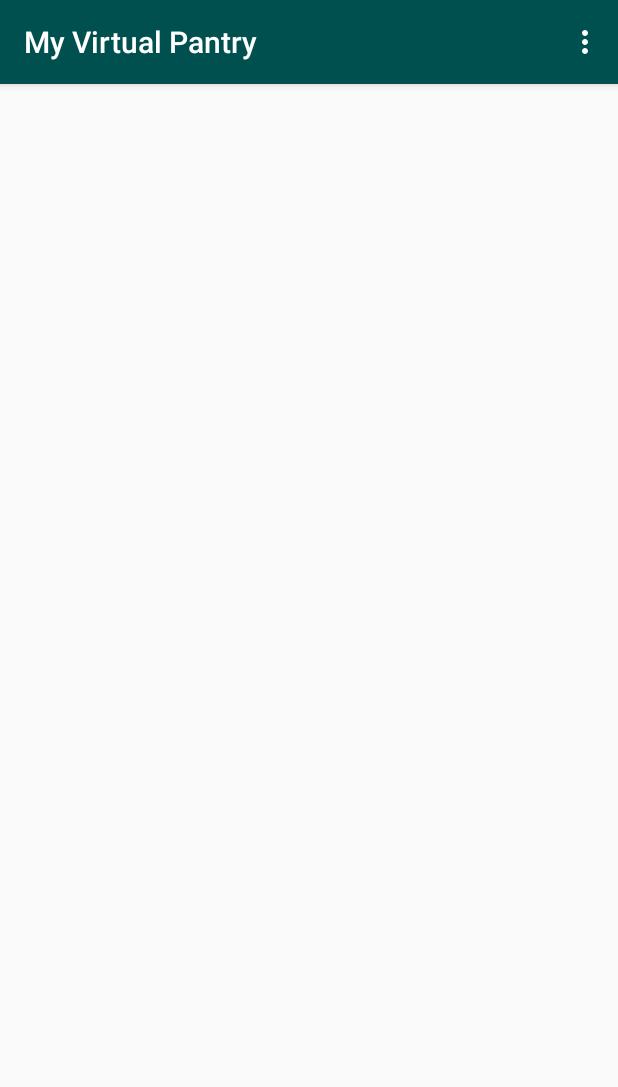
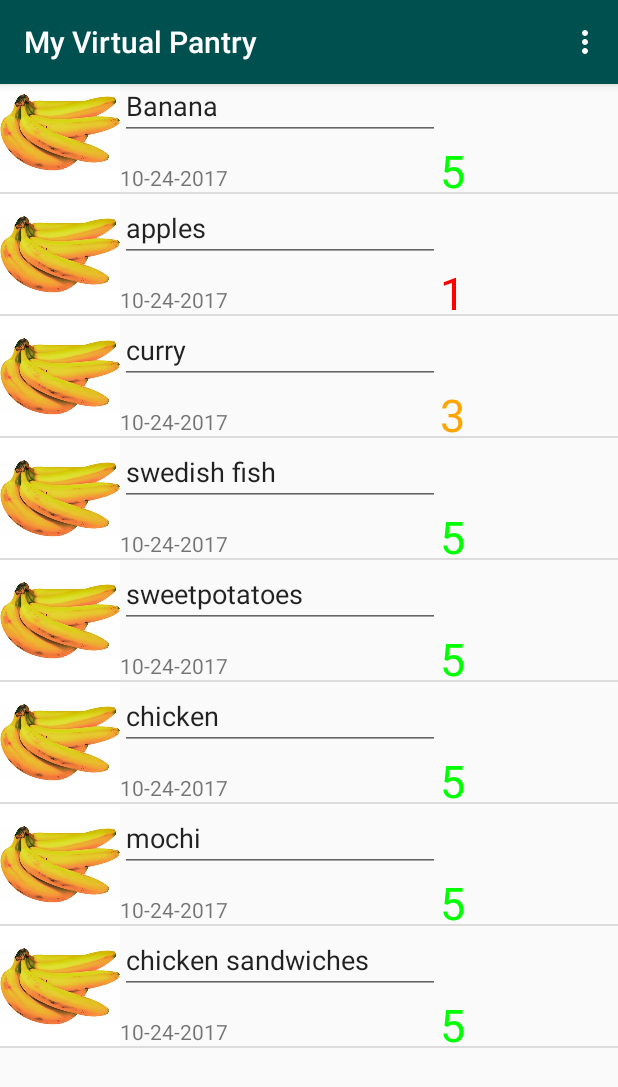
Before and after one commit to KasiKarra/cs301R, an Android app: the dataPage screen opened directly, with no data from a screen before it, on a phone screen of 412 x 824 dp. Shown: the top 1087 px of the screen. Run offline under Robolectric (Android 15) with nearby library versions, the phone set to English and light mode, and no system bars.

Commit message:
coming along nicely, but not quite there

```diff
--- a/app/src/main/java/cs301rclass/myapplicationattempt4/Food.java
+++ b/app/src/main/java/cs301rclass/myapplicationattempt4/Food.java
@@ -1,20 +1,27 @@
 package cs301rclass.myapplicationattempt4;
+
 
 /**
  * Created by The Best Couple Ever on 10/18/2017.
  */
+enum Color {GREEN,ORANGE,RED}
+enum FoodCategory{MEAT,VEGGIE,FRUIT,GRAIN,SWEET,DAIRY}
 
 public class Food {
     private String name;
     private int daysUntilExp;
-    private String color;
+    public String expDate;
+    private Color color;
     private int iconId;
+    private FoodCategory category;
 
-    public Food(String name,int daysUntilExp, String color,int iconId){
+    public Food(String name,int daysUntilExp, Color color,int iconId,String expDate,FoodCategory category){
         this.name = name;
         this.daysUntilExp = daysUntilExp;
         this.color = color;
         this.iconId = iconId;
+        this.expDate = expDate;
+        this.category = category;
     }
 
 
@@ -34,11 +41,11 @@ public class Food {
         this.daysUntilExp = daysUntilExp;
     }
 
-    public String getColor() {
+    public Color getColor() {
         return color;
     }
 
-    public void setColor(String color) {
+    public void setColor(Color color) {
         this.color = color;
     }
     public int getIconId() {
@@ -49,4 +56,13 @@ public class Food {
         this.iconId = iconId;
     }
 
+    public String getExpDate() {
+        return expDate;
+    }
+
+    public void setExpDate(String expDate) {
+        this.expDate = expDate;
+    }
+
+
 }
--- a/app/src/main/java/cs301rclass/myapplicationattempt4/dataPage.java
+++ b/app/src/main/java/cs301rclass/myapplicationattempt4/dataPage.java
@@ -1,6 +1,8 @@
 package cs301rclass.myapplicationattempt4;
 
 import android.content.Intent;
+import android.content.res.ColorStateList;
+import android.graphics.ColorSpace;
 import android.os.Bundle;
 import android.support.design.widget.FloatingActionButton;
 import android.support.design.widget.Snackbar;
@@ -9,8 +11,18 @@ import android.support.v7.widget.Toolbar;
 import android.view.Menu;
 import android.view.MenuItem;
 import android.view.View;
+import android.view.ViewGroup;
+import android.widget.ArrayAdapter;
+import android.widget.ImageView;
+import android.widget.ListView;
+import android.widget.TextView;
+
+import java.util.ArrayList;
+import java.util.List;
 
 public class dataPage extends AppCompatActivity {
+
+    private List<Food> foodList = new ArrayList<Food>();
 
     @Override
     protected void onCreate(Bundle savedInstanceState) {
@@ -18,6 +30,8 @@ public class dataPage extends AppCompatActivity {
         setContentView(R.layout.activity_data_page);
         Toolbar tools = (Toolbar) findViewById(R.id.toolbar);
         setSupportActionBar(tools);
+        populateFoodList();
+        populateListView();
         }
 
 
@@ -48,4 +62,68 @@ public class dataPage extends AppCompatActivity {
         return super.onOptionsItemSelected(item);
     }
 
+    private void populateFoodList() {
+        foodList.add(new Food("Banana",5,Color.GREEN,R.drawable.bananas,"10-24-2017",FoodCategory.FRUIT));
+        foodList.add(new Food("apples",1,Color.RED,R.drawable.bananas,"10-24-2017",FoodCategory.FRUIT));
+        foodList.add(new Food("curry",3,Color.ORANGE,R.drawable.bananas,"10-24-2017",FoodCategory.MEAT));
+        foodList.add(new Food("swedish fish",5,Color.GREEN,R.drawable.bananas,"10-24-2017",FoodCategory.SWEET));
+        foodList.add(new Food("sweetpotatoes",5,Color.GREEN,R.drawable.bananas,"10-24-2017",FoodCategory.FRUIT));
+        foodList.add(new Food("chicken",5,Color.GREEN,R.drawable.bananas,"10-24-2017",FoodCategory.MEAT));
+        foodList.add(new Food("mochi",5,Color.GREEN,R.drawable.bananas,"10-24-2017",FoodCategory.SWEET));
+        foodList.add(new Food("chicken sandwiches",5,Color.GREEN,R.drawable.bananas,"10-24-2017",FoodCategory.MEAT));
+    }
+
+    private void populateListView() {
+        ArrayAdapter<Food> adapter = new dataPage.MyListAdapter();
+        ListView list = (ListView)findViewById(R.id.foodListView);
+        list.setAdapter(adapter);
+    }
+
+    private class MyListAdapter extends ArrayAdapter<Food>{
+        public MyListAdapter(){
+            super(dataPage.this,R.layout.item_view,foodList);
+        }
+        @Override
+        public View getView(int position, View convertView, ViewGroup parent){
+            //make sure we have a view to work with(may be given null)
+            View itemView = convertView;
+            if(itemView == null){
+                itemView = getLayoutInflater().inflate(R.layout.item_view,parent,false);
+            }
+            //find the food
+            Food currFood = foodList.get(position);
+            //fill the view
+            ImageView imageView = (ImageView) itemView.findViewById(R.id.item_icon);
+            imageView.setImageResource(currFood.getIconId());
+            //name
+            TextView counterText = (TextView) itemView.findViewById(R.id.countdown);
+            counterText.setTextColor(getCurrFoodColor(currFood));
+            counterText.setText(""+currFood.getDaysUntilExp());
+
+            TextView dateText = (TextView) itemView.findViewById(R.id.item_expDate);
+            dateText.setText(currFood.getExpDate());
+
+            TextView nameText = (TextView) itemView.findViewById(R.id.item_txtName);
+            nameText.setText(currFood.getName());
+
+
+            return itemView;
+        }
+        int getCurrFoodColor(Food currFood){
+            int color = 0;
+            switch(currFood.getColor()){
+                case GREEN:
+                    color =  -16711936;
+                    break;
+                case ORANGE:
+                    color = android.graphics.Color.rgb(255,165,0);
+                    break;
+                case RED:
+                    color = -65536;
+                    break;
+
+            }
+            return color;
+        }
+    }
 }
--- a/app/src/main/res/layout/activity_data_page.xml
+++ b/app/src/main/res/layout/activity_data_page.xml
@@ -19,7 +19,24 @@
             app:popupTheme="@style/AppTheme.PopupOverlay" />
 
     </android.support.design.widget.AppBarLayout>
+    <LinearLayout
+        xmlns:android="http://schemas.android.com/apk/res/android"
+        android:orientation="vertical"
+        android:layout_width="fill_parent"
+        android:layout_height="fill_parent" >
+        <Button
+            android:id="@+id/addBtn"
+            android:text="Add New Item"
+            android:layout_width="fill_parent"
+            android:layout_height="wrap_content"
+            android:onClick="addItems"/>
+        <ListView
+            android:id="@+id/foodListView"
+            android:layout_width="fill_parent"
+            android:layout_height="fill_parent"
+            android:drawSelectorOnTop="false"
+            />
+    </LinearLayout>
 
-    <include layout="@layout/content_data_page" />
 
 </android.support.design.widget.CoordinatorLayout>
```
